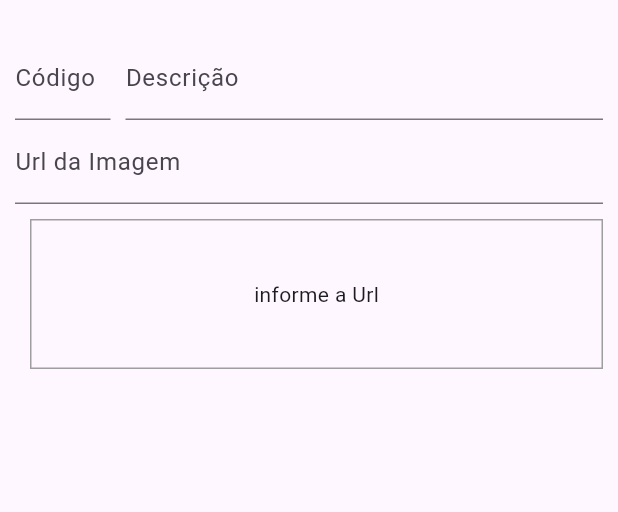
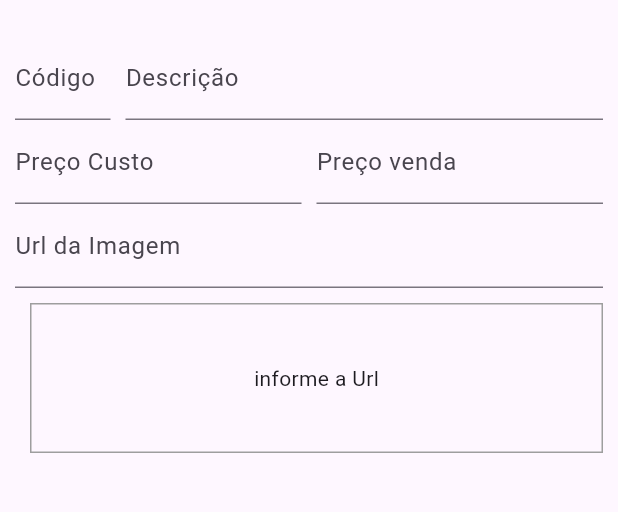
Before and after one commit to jcsoares22/projetoCustoOriginal, a Flutter app: the FormProdutos screen opened by its route, on a phone screen of 412 x 824 dp, the part 63-575 px from its top. Run offline on Flutter 3.47's test engine with Material 3 defaults, Android fonts, the phone set to English and light mode, and no system bars; our stand-ins replace firebase_core, font_awesome_flutter; accounts and stored records are empty.

Commit message:
commit
Adicionando o campo de custo do produto e valor de venda

```diff
--- a/lib/feature/produto/form_produtos.dart
+++ b/lib/feature/produto/form_produtos.dart
@@ -108,7 +108,39 @@ class _FormProdutosState extends State<FormProdutos> {
                   ],
                 ),
               ),
-
+              Container(
+                child: Row(
+                  children: <Widget>[
+                    Expanded(
+                      child: TextFormField(
+                        controller: _codigoController,
+                        decoration:
+                            const InputDecoration(labelText: 'Preço Custo'),
+                        validator: (value) {
+                          if (value == null || value.isEmpty) {
+                            return 'Por favor, insira o Preço Custo';
+                          }
+                          return null;
+                        },
+                      ),
+                    ),
+                    SizedBox(width: 10), // Espaço entre os campos
+                    Expanded(
+                      child: TextFormField(
+                        controller: _descricaoController,
+                        decoration:
+                            const InputDecoration(labelText: 'Preço venda'),
+                        validator: (value) {
+                          if (value == null || value.isEmpty) {
+                            return 'Por favor, insira o preço venda';
+                          }
+                          return null;
+                        },
+                      ),
+                    ),
+                  ],
+                ),
+              ),
               Expanded(
                 child: TextFormField(
                   decoration: InputDecoration(labelText: 'Url da Imagem'),
```
